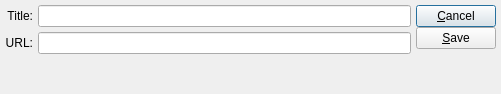
This is xtuple/trunk/widgets/file.ui in WooodHead/xtuple as Qt 5 draws it before an edit. The edited form follows.
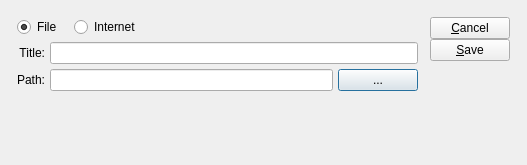
This is the edited form.

Commit message: issue #7391:  Changes to get Documents widgets to a working state.

Patch:
```diff
--- a/xtuple/trunk/widgets/file.ui
+++ b/xtuple/trunk/widgets/file.ui
@@ -5,21 +5,76 @@
    <rect>
     <x>0</x>
     <y>0</y>
-    <width>501</width>
-    <height>94</height>
+    <width>527</width>
+    <height>165</height>
    </rect>
   </property>
   <property name="windowTitle" >
    <string>file</string>
   </property>
-  <layout class="QHBoxLayout" >
-   <item>
+  <layout class="QGridLayout" >
+   <item row="0" column="0" >
+    <layout class="QGridLayout" >
+     <property name="leftMargin" >
+      <number>12</number>
+     </property>
+     <property name="topMargin" >
+      <number>12</number>
+     </property>
+     <property name="rightMargin" >
+      <number>12</number>
+     </property>
+     <property name="bottomMargin" >
+      <number>12</number>
+     </property>
+     <property name="horizontalSpacing" >
+      <number>12</number>
+     </property>
+     <property name="verticalSpacing" >
+      <number>12</number>
+     </property>
+     <item row="0" column="0" >
     <layout class="QVBoxLayout" >
      <item>
+        <layout class="QGridLayout" >
+         <item row="0" column="0" colspan="2" >
       <layout class="QHBoxLayout" >
+           <property name="spacing" >
+            <number>12</number>
+           </property>
        <item>
-        <layout class="QVBoxLayout" >
+            <widget class="QRadioButton" name="_fileButton" >
+             <property name="text" >
+              <string>File</string>
+             </property>
+             <property name="checked" >
+              <bool>true</bool>
+             </property>
+            </widget>
+           </item>
          <item>
+            <widget class="QRadioButton" name="_internetButton" >
+             <property name="text" >
+              <string>Internet</string>
+             </property>
+            </widget>
+           </item>
+           <item>
+            <spacer>
+             <property name="orientation" >
+              <enum>Qt::Horizontal</enum>
+             </property>
+             <property name="sizeHint" >
+              <size>
+               <width>40</width>
+               <height>20</height>
+              </size>
+             </property>
+            </spacer>
+           </item>
+          </layout>
+         </item>
+         <item row="1" column="0" >
           <widget class="QLabel" name="_titleLit" >
            <property name="text" >
             <string>Title:</string>
@@ -29,26 +84,31 @@
            </property>
           </widget>
          </item>
-         <item>
-          <widget class="QLabel" name="_urlLit" >
-           <property name="text" >
-            <string>URL:</string>
-           </property>
-           <property name="alignment" >
-            <set>Qt::AlignRight|Qt::AlignTrailing|Qt::AlignVCenter</set>
-           </property>
-          </widget>
-         </item>
-        </layout>
-       </item>
-       <item>
-        <layout class="QVBoxLayout" >
-         <item>
+         <item row="1" column="1" >
           <widget class="QLineEdit" name="_title" />
          </item>
+         <item row="2" column="0" >
+          <widget class="QLabel" name="_urlLit" >
+           <property name="text" >
+            <string>Path:</string>
+           </property>
+           <property name="alignment" >
+            <set>Qt::AlignRight|Qt::AlignTrailing|Qt::AlignVCenter</set>
+           </property>
+          </widget>
+         </item>
+         <item row="2" column="1" >
+          <layout class="QHBoxLayout" >
          <item>
           <widget class="QLineEdit" name="_url" />
          </item>
+           <item>
+            <widget class="QPushButton" name="_fileList" >
+             <property name="text" >
+              <string>...</string>
+             </property>
+            </widget>
+           </item>
         </layout>
        </item>
       </layout>
@@ -64,14 +124,14 @@
        <property name="sizeHint" >
         <size>
          <width>20</width>
-         <height>20</height>
+           <height>16</height>
         </size>
        </property>
       </spacer>
      </item>
     </layout>
    </item>
-   <item>
+     <item row="0" column="1" >
     <layout class="QVBoxLayout" >
      <property name="spacing" >
       <number>0</number>
@@ -114,10 +174,12 @@
        <property name="sizeHint" >
         <size>
          <width>20</width>
-         <height>20</height>
+           <height>0</height>
         </size>
        </property>
       </spacer>
+       </item>
+      </layout>
      </item>
     </layout>
    </item>
```
Lines whose indentation alone changed are shown as unchanged. The commit also changes 5 other files.
